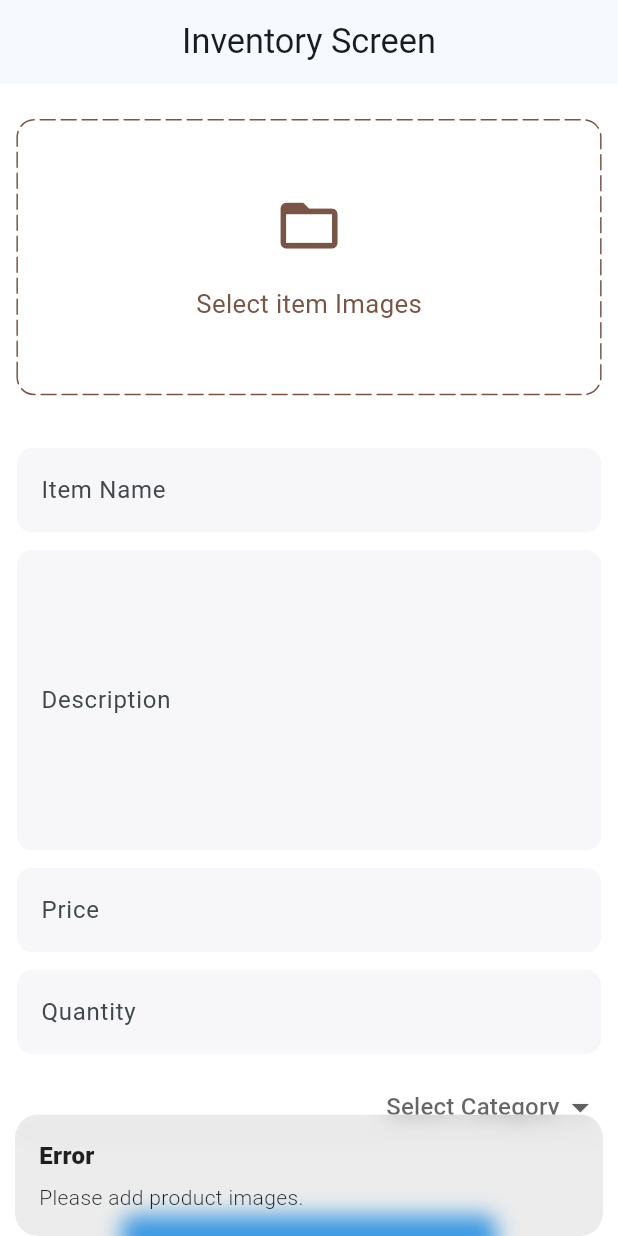
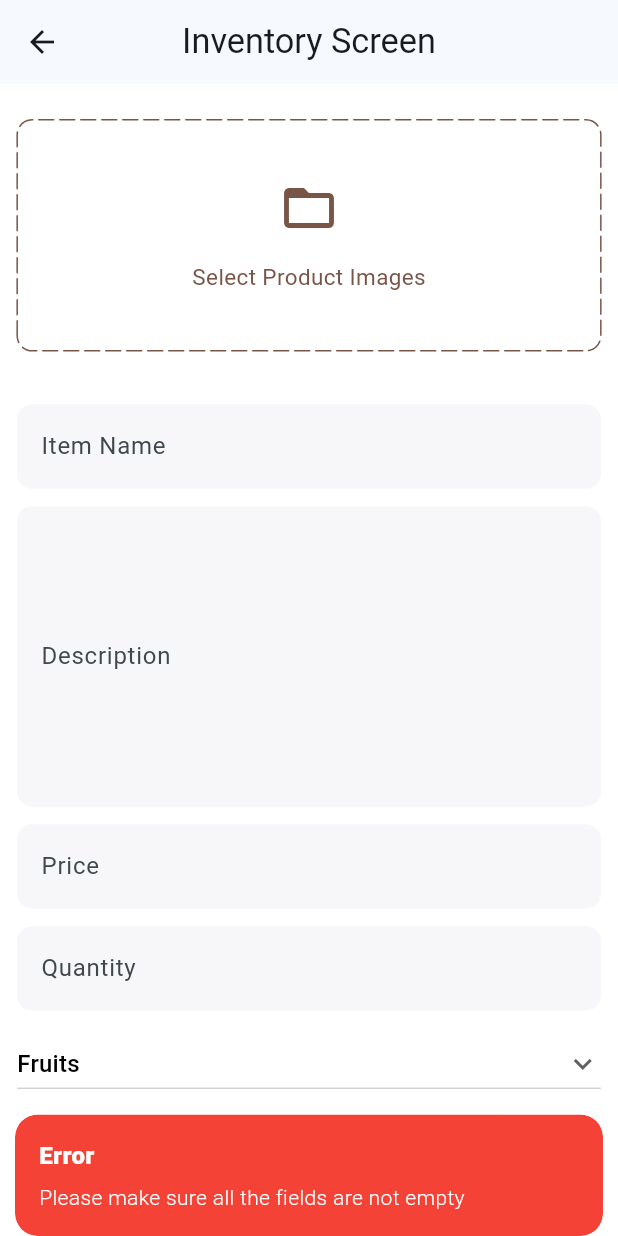
Before and after one commit to gullhassan23/WholesaleGrocassryStore, a Flutter app: the InventoryScreen screen opened directly, after a tap on "Add to stock", on a phone screen of 412 x 824 dp. Run offline on Flutter 3.47's test engine with Material 3 defaults, Android fonts, the light colour scheme and no system bars; drawn by our look-alikes of dotted_border; our stand-ins replace carousel_slider, cloud_firestore, firebase_auth, firebase_core, firebase_storage, flutter_screenutil and 5 more; missing offline and left inert: bcrypt; accounts and stored records are empty.

Commit message:
stock-Screen

```diff
--- /dev/null
+++ b/wholesaleapp/lib/Controllers/ItemController.dart
@@ -0,0 +1,127 @@
+import 'dart:typed_data';
+
+import 'package:cloud_firestore/cloud_firestore.dart';
+
+import 'package:flutter/material.dart';
+import 'package:get/get.dart';
+import 'package:wholesaleapp/MODELS/ItemModel.dart';
+import 'package:wholesaleapp/helper/cloudResources/CloudMethod.dart';
+
+class ItemController extends GetxController {
+  RxList<ItemModel> items = <ItemModel>[].obs;
+  RxList<ItemModel> itemsSearch = <ItemModel>[].obs;
+  RxString addToDBStatus = ''.obs;
+  RxString query = ''.obs;
+  RxString id = ''.obs;
+
+  @override
+  void onInit() {
+    super.onInit();
+    WidgetsBinding.instance.addPostFrameCallback((_) {
+      fetchProductData();
+      findById(id);
+      searchProduct(query); // Ensure this is an RxString
+    });
+  }
+
+  ItemModel findById(id) {
+    return items.firstWhere((product) => product.uid == id,
+        orElse: () => ItemModel(createdAT: DateTime.now()));
+  }
+
+  Future<void> fetchProductData() async {
+    try {
+      QuerySnapshot snapshot =
+          await FirebaseFirestore.instance.collection('Items').get();
+      if (snapshot.docs.isNotEmpty) {
+        items.clear();
+        for (var doc in snapshot.docs) {
+          Map<String, dynamic> data = doc.data() as Map<String, dynamic>;
+          ItemModel item = ItemModel.fromMap(data);
+          items.add(item);
+        }
+        print("Products fetched successfully: ${items.length}");
+      } else {
+        print("No products found in the database.");
+      }
+    } catch (e) {
+      Get.snackbar('Error', e.toString());
+      print("Error fetching product data: $e");
+    }
+  }
+
+  void fetchProductsByCategory(String category) async {
+    try {
+      final querySnapshot = await FirebaseFirestore.instance
+          .collection('Items')
+          .where('type', isEqualTo: category)
+          .get();
+
+      items.value = querySnapshot.docs.map((doc) {
+        return ItemModel(
+          createdAT: DateTime.now(),
+          uid: doc.id,
+          itemName: doc['productName'],
+          type: doc['type'],
+          cost: doc['cost'].toDouble(),
+          imageUrls: List<String>.from(doc['imageUrls']),
+        );
+      }).toList();
+    } catch (e) {
+      print('Error fetching products: $e');
+    }
+  }
+
+  Future<String> productToFirestore({
+    String type = '',
+    String quantity = '',
+    required String productName,
+    required String rawCost,
+    required String description,
+    required List<Uint8List> images,
+  }) async {
+    try {
+      // Parse quantity and check for errors
+
+      try {} catch (e) {
+        addToDBStatus.value = "Invalid quantity: must be an integer.";
+        return "Invalid quantity: must be an integer.";
+      }
+
+      // Upload product to the database
+      String status = await cloud().uploadProductToDatabase(
+          quantity: quantity,
+          productName: productName,
+          description: description,
+          rawCost: rawCost,
+          type: type,
+          imageFiles: images);
+
+      // Update status based on the result
+      if (status == "success") {
+        addToDBStatus.value = "Product added to cart successfully";
+        fetchProductData(); // Refresh the cart items after adding
+      } else {
+        addToDBStatus.value = status;
+      }
+      return status;
+    } catch (e) {
+      // Log and return the error
+      addToDBStatus.value = "Error: ${e.toString()}";
+      return "Error: ${e.toString()}";
+    }
+  }
+
+  Future<void> searchProduct(RxString query) async {
+    if (query.value.isEmpty) {
+      itemsSearch.clear();
+    } else {
+      itemsSearch.value = items
+          .where((product) => product.itemName
+              .toLowerCase()
+              .contains(query.value.toLowerCase()))
+          .toList();
+    }
+    update(['search']);
+  }
+}
--- /dev/null
+++ b/wholesaleapp/lib/MODELS/ItemModel.dart
@@ -0,0 +1,60 @@
+import 'package:cloud_firestore/cloud_firestore.dart';
+
+class ItemModel {
+  String uid;
+  String type;
+  String itemName;
+  double cost;
+  String description;
+  String quantity;
+  DateTime createdAT;
+  List<String> imageUrls;
+
+  ItemModel({
+    this.uid = '',
+    this.type = '',
+    this.itemName = '',
+    this.cost = 0.0,
+    this.description = '',
+    this.quantity = '',
+    required this.createdAT,
+    this.imageUrls = const [],
+  });
+
+  factory ItemModel.fromMap(Map<String, dynamic> data) {
+    // Handle createdAT field as either a Timestamp or an int
+    DateTime createdAt;
+    if (data['createdAT'] is Timestamp) {
+      createdAt = (data['createdAT'] as Timestamp).toDate();
+    } else if (data['createdAT'] is int) {
+      createdAt = DateTime.fromMillisecondsSinceEpoch(data['createdAT']);
+    } else {
+      createdAt = DateTime.now(); // Default value if neither type is matched
+    }
+
+    return ItemModel(
+      uid: data['uid'] ?? '',
+      type: data['type'] ?? '',
+      itemName: data['itemName'] ?? '',
+      cost: (data['cost'] ?? 0).toDouble(),
+      description: data['description'] ?? '',
+      quantity: data['quantity'] ?? '',
+      createdAT: createdAt,
+      imageUrls: List<String>.from(data['imageUrls'] ?? []),
+    );
+  }
+
+  Map<String, dynamic> toMap() {
+    return {
+      'uid': uid,
+      'type': type,
+
+      'itemName': itemName,
+      'cost': cost,
+      'description': description,
+      'quantity': quantity,
+      'createdAT': createdAT,
+      'imageUrls': imageUrls,
+    };
+  }
+}
--- a/wholesaleapp/lib/helper/cloudResources/CloudMethod.dart
+++ b/wholesaleapp/lib/helper/cloudResources/CloudMethod.dart
@@ -1,11 +1,10 @@
+import 'dart:convert';
 import 'dart:typed_data';
 import 'package:cloud_firestore/cloud_firestore.dart';
 import 'package:firebase_auth/firebase_auth.dart';
 import 'package:firebase_storage/firebase_storage.dart';
+import 'package:wholesaleapp/MODELS/ItemModel.dart';
 import 'package:wholesaleapp/MODELS/PicModel.dart';
-
-
-
 
 class cloud {
   FirebaseFirestore firebaseFirestore = FirebaseFirestore.instance;
@@ -23,15 +22,14 @@ class cloud {
     return task.ref.getDownloadURL();
   }
 
-
-  Future<String> uploadImageToDatabase(
-      {required Uint8List image, required String uid}) async {
-    Reference storageRef =
-        FirebaseStorage.instance.ref().child("products").child(uid);
-    UploadTask uploadToask = storageRef.putData(image);
-    TaskSnapshot task = await uploadToask;
-    return task.ref.getDownloadURL();
-  }
+  // Future<String> uploadImageToDatabase(
+  //     {required Uint8List image, required String uid}) async {
+  //   Reference storageRef =
+  //       FirebaseStorage.instance.ref().child("Items").child(uid);
+  //   UploadTask uploadTask = storageRef.putData(image);
+  //   TaskSnapshot task = await uploadTask;
+  //   return task.ref.getDownloadURL();
+  // }
 
 // profilePic
   Future<String> ProfilePic({
@@ -43,16 +41,116 @@ class cloud {
     String url = await uploadProfileToStorage(file, false, currentUser.uid);
     Pic pic = Pic(id: currentUser.uid, photoUrl: url);
     await firebaseFirestore
-        .collection("users")
+        .collection("Distributor")
         .doc(currentUser.uid)
         .update(pic.toJson());
     print(url);
     return url;
   }
 
+  Future<String> uploadProductToDatabase({
+    required String type,
+    required List<Uint8List> imageFiles, // List of Uint8List images
+    required String productName,
+    required String rawCost,
+    required description,
+    required String quantity,
+  }) async {
+    description = description.trim();
+    productName = productName.trim();
+    rawCost = rawCost.trim();
+    String output = "Something went wrong";
 
+    if (imageFiles.isNotEmpty &&
+        quantity.isNotEmpty &&
+        type.isNotEmpty &&
+        productName.isNotEmpty &&
+        rawCost.isNotEmpty) {
+      try {
+        // Create a new document ID
+        String docid = firebaseFirestore.collection("Items").doc().id;
 
+        // Convert images to Base64 strings
+        List<String> base64Images = imageFiles.map((image) {
+          return base64Encode(image);
+        }).toList();
 
+        // Parse the raw cost to a double
+        double cost = double.parse(rawCost);
 
+        // Create the item model
+        ItemModel item = ItemModel(
+          type: type,
+          quantity: quantity,
+          createdAT: DateTime.now(),
+          uid: docid,
+          imageUrls: base64Images, // Store Base64 strings
+          itemName: productName,
+          cost: cost,
+          description: description,
+        );
 
+        // Save the item to Firestore
+        await firebaseFirestore
+            .collection("Items")
+            .doc(docid)
+            .set(item.toMap());
+
+        output = "success";
+      } catch (e) {
+        output = e.toString();
+      }
+    } else {
+      output = "Please make sure all the fields are not empty";
+    }
+
+    return output;
+  }
+
+//  Future<String> uploadProductToDatabase({
+//   required String type,
+//   required List<Uint8List> imageUrls, // Image URLs directly passed
+//   required String productName,
+//   required String rawCost,
+//   required description,
+//   required String quantity,
+// }) async {
+//   description = description.trim();
+//   productName = productName.trim();
+//   rawCost = rawCost.trim();
+//   String output = "Something went wrong";
+
+//   if (imageUrls.isNotEmpty &&
+//       quantity.isNotEmpty &&
+//       type.isNotEmpty &&
+//       productName.isNotEmpty &&
+//       rawCost.isNotEmpty) {
+//     try {
+//       String docid = firebaseFirestore.collection("Items").doc().id;
+//       double cost = double.parse(rawCost);
+
+//       ItemModel item = ItemModel(
+//           type: type,
+//           quantity: quantity,
+//           createdAT: DateTime.now(),
+//           uid: docid,
+//           imageUrls: imageUrls,
+//           itemName: productName,
+//           cost: cost,
+//           description: description);
+
+//       await firebaseFirestore
+//           .collection("Items")
+//           .doc(docid)
+//           .set(item.toMap());
+//       output = "success";
+//     } catch (e) {
+//       output = e.toString();
+//     }
+//   } else {
+//     output = "Please make sure all the fields are not empty";
+//   }
+
+//   return output;
+// }
 }
--- a/wholesaleapp/lib/helper/constant/images_resource.dart
+++ b/wholesaleapp/lib/helper/constant/images_resource.dart
@@ -1,3 +1,4 @@
+import 'dart:math';
 import 'dart:typed_data';
 
 import 'package:image_picker/image_picker.dart';
@@ -12,6 +13,10 @@ class ImagesResource {
   static const String ALERT_ICON = "assets/icons/alert_icon.svg";
   static const String LOGIN_ICON = "assets/lottie/login.json";
   static const String SPLASH = "assets/lottie/splash.json";
+
+  String getUid() {
+    return (100000 + Random().nextInt(10000)).toString();
+  }
 
 Future<List<Uint8List>> pickproducts() async {
   final ImagePicker _picker = ImagePicker();
--- a/wholesaleapp/lib/main.dart
+++ b/wholesaleapp/lib/main.dart
@@ -2,7 +2,7 @@ import 'package:firebase_core/firebase_core.dart';
 import 'package:flutter/material.dart';
 import 'package:flutter_screenutil/flutter_screenutil.dart';
 import 'package:get/get.dart';
-import 'package:wholesaleapp/screens/splashScreen/splash_screen.dart';
+import 'package:wholesaleapp/screens/homeScreen/AdminHome.dart';
 
 import 'helper/constant/colors_resource.dart';
 import 'helper/utils/svg_utils.dart';
@@ -33,8 +33,7 @@ class MyApp extends StatelessWidget {
                   ColorScheme.fromSeed(seedColor: ColorsResource.PRIMARY_COLOR),
               useMaterial3: true,
             ),
-          home: const SplashScreen(),
-        );
+            home: AdminHome());
       },
     );
   }
--- a/wholesaleapp/lib/screens/homeScreen/AdminHome.dart
+++ b/wholesaleapp/lib/screens/homeScreen/AdminHome.dart
@@ -3,6 +3,7 @@ import 'package:flutter_screenutil/flutter_screenutil.dart';
 import 'package:get/get.dart';
 import 'package:wholesaleapp/Controllers/AdminController.dart';
 import 'package:wholesaleapp/screens/homeScreen/InventoryScreen.dart';
+import 'package:wholesaleapp/screens/homeScreen/StockScreen.dart';
 
 class AdminHome extends StatelessWidget {
   const AdminHome({super.key});
@@ -64,6 +65,7 @@ class AdminHome extends StatelessWidget {
                       title: "Stock",
                       icon: Icons.storage,
                       onTap: () {
+                        Get.to(() => StockScreen());
                         // Navigate to Stock Screen
                       },
                     ),
--- a/wholesaleapp/lib/screens/homeScreen/InventoryScreen.dart
+++ b/wholesaleapp/lib/screens/homeScreen/InventoryScreen.dart
@@ -5,6 +5,7 @@ import "package:dotted_border/dotted_border.dart";
 import 'package:flutter_screenutil/flutter_screenutil.dart';
 import 'package:get/get.dart';
 import 'package:wholesaleapp/Controllers/AdminController.dart';
+import 'package:wholesaleapp/Controllers/ItemController.dart';
 import 'package:wholesaleapp/helper/constant/images_resource.dart';
 import 'package:wholesaleapp/widgets/customButton.dart';
 import 'package:wholesaleapp/widgets/custom_text_field.dart';
@@ -18,20 +19,27 @@ class InventoryScreen extends StatefulWidget {
 }
 
 class _InventoryScreenState extends State<InventoryScreen> {
+  final ItemController itemController = ItemController();
   final TextEditingController productNameController = TextEditingController();
   final TextEditingController descriptionController = TextEditingController();
   final TextEditingController priceController = TextEditingController();
   final TextEditingController quantityController = TextEditingController();
   final Admincontroller adminController = Get.put(Admincontroller());
 
-  List<Uint8List> images = [];
-  String? selectedCategory;
-  String? selectedSubCategory;
+  // Change to store a single image
+  List<Uint8List> image = [];
 
-  final Map<String, List<String>> categories = {
-    'Frozen': ['Fruits', 'Vegetables', 'Meat'],
-    'UnFrozen': ['Fruits', 'Vegetables', 'Meat'],
-  };
+  String category = 'Fruits';
+  List<String> productCategories = [
+    'Fruits',
+    'Vegitables',
+    'MEAT',
+    'Grocessary',
+    'Beverages',
+    'Cleaner',
+    'Dry-Fruits',
+    'Frozen'
+  ];
 
   @override
   void dispose() {
@@ -42,19 +50,19 @@ class _InventoryScreenState extends State<InventoryScreen> {
     super.dispose();
   }
 
-  void selectImages() async {
+  void selectImage() async {
     try {
       var res = await ImagesResource().pickproducts();
       if (res.isNotEmpty) {
         setState(() {
-          images = res;
+          image = res; // Store only the first image
         });
       } else {
-        Get.snackbar('No Images Selected', 'Please select images to proceed.',
+        Get.snackbar('No Image Selected', 'Please select an image to proceed.',
             snackPosition: SnackPosition.BOTTOM);
       }
     } catch (e) {
-      Get.snackbar('Error', 'Failed to pick images: $e',
+      Get.snackbar('Error', 'Failed to pick image: $e',
           snackPosition: SnackPosition.BOTTOM);
     }
   }
@@ -64,7 +72,6 @@ class _InventoryScreenState extends State<InventoryScreen> {
     return Scaffold(
       appBar: AppBar(
         surfaceTintColor: Colors.white,
-        automaticallyImplyLeading: false,
         centerTitle: true,
         title: GestureDetector(
           onTap: () {},
@@ -78,53 +85,60 @@ class _InventoryScreenState extends State<InventoryScreen> {
             child: Column(
               children: [
                 SizedBox(height: 20.h),
-                images.isNotEmpty
+                // Display the single image if picked
+
+                image.isNotEmpty
                     ? CarouselSlider(
-                        items: images.map((i) {
+                        items: image.map(
+                          (i) {
                             return Builder(
                               builder: (BuildContext context) => Image.memory(
                                 i,
                                 fit: BoxFit.cover,
-                              height: 200.h,
+                                height: 200,
                               ),
                             );
-                        }).toList(),
+                          },
+                        ).toList(),
                         options: CarouselOptions(
                           viewportFraction: 1,
-                          height: 200.h,
+                          height: 200,
                         ),
                       )
                     : GestureDetector(
-                        onTap: selectImages,
+                        onTap: selectImage,
                         child: DottedBorder(
                             color: Colors.brown,
                             borderType: BorderType.RRect,
-                          radius: Radius.circular(10.r),
+                            radius: Radius.circular(10),
                             dashPattern: [10, 4],
                             strokeCap: StrokeCap.round,
                             child: Container(
                               width: double.infinity,
-                            height: 150.h,
+                              height: 150,
                               decoration: BoxDecoration(
-                              borderRadius: BorderRadius.circular(10.r),
-                            ),
+                                  borderRadius: BorderRadius.circular(10)),
                               child: Column(
                                 mainAxisAlignment: MainAxisAlignment.center,
                                 children: [
-                                Icon(Icons.folder_open,
-                                    color: Colors.brown, size: 40.sp),
-                                SizedBox(height: 15.h),
+                                  Icon(
+                                    Icons.folder_open,
+                                    color: Colors.brown,
+                                    size: 40,
+                                  ),
+                                  SizedBox(
+                                    height: 15,
+                                  ),
                                   Text(
-                                  "Select item Images",
+                                    "Select Product Images",
                                     style: TextStyle(
-                                    fontSize: 15.sp,
+                                      fontSize: 15,
                                       color: Colors.brown,
                                     ),
                                   )
                                 ],
                               ),
-                          ),
-                        ),
+                            )),
                       ),
                 SizedBox(height: 30.h),
                 CustomTextFormField(
@@ -154,68 +168,62 @@ class _InventoryScreenState extends State<InventoryScreen> {
                 SizedBox(height: 10.h),
                 SizedBox(
                     width: double.infinity,
-                  child: DropdownButton<String>(
-                    value: selectedCategory,
+                    child: DropdownButton(
                       isExpanded: true,
-                    hint: Text('Select Category',
-                        style: TextStyle(fontSize: 14.sp)),
-                    items: categories.keys.map((String category) {
-                      return DropdownMenuItem<String>(
+                      dropdownColor: Color(0xfff2f2f2),
                       value: category,
-                        child:
-                            Text(category, style: TextStyle(fontSize: 14.sp)),
+                      icon: Icon(Icons.keyboard_arrow_down),
+                      items: productCategories.map((String item) {
+                        return DropdownMenuItem(
+                          child: Text(
+                            item,
+                            style: TextStyle(
+                              color: Colors.black,
+                            ),
+                          ),
+                          value: item,
                         );
                       }).toList(),
-                    onChanged: (value) {
+                      onChanged: (String? newVal) {
+                        if (newVal != null) {
                           setState(() {
-                        selectedCategory = value;
-                        selectedSubCategory = null;
+                            category = newVal;
                           });
+                        }
                       },
-                    icon: Icon(Icons.arrow_drop_down, size: 24.sp),
-                    alignment: AlignmentDirectional.centerEnd,
-                  ),
-                ),
-                SizedBox(height: 20.h),
-                if (selectedCategory != null &&
-                    categories[selectedCategory] != null)
-                  SizedBox(
-                    width: double.infinity,
-                    child: DropdownButton<String>(
-                      value: selectedSubCategory,
-                      isExpanded: true,
-                      hint: Text('Select Subcategory',
-                          style: TextStyle(fontSize: 14.sp)),
-                      items: categories[selectedCategory]!
-                          .map((String subCategory) {
-                        return DropdownMenuItem<String>(
-                          value: subCategory,
-                          child: Text(subCategory,
-                              style: TextStyle(fontSize: 14.sp)),
-                        );
-                      }).toList(),
-                      onChanged: (value) {
-                        setState(() {
-                          selectedSubCategory = value;
-                        });
-                      },
-                      icon: Icon(Icons.arrow_drop_down, size: 24.sp),
-                      alignment: AlignmentDirectional.centerEnd,
-                    ),
-                  ),
+                    )),
                 SizedBox(height: 20.h),
                 CustomButton(
                     text: "Add to stock",
                     ontap: () async {
-                    if (images.isEmpty) {
-                      Get.snackbar('Error', 'Please add product images.',
-                          snackPosition: SnackPosition.BOTTOM);
-                      return;
+                      String output = await itemController.productToFirestore(
+                        type: category,
+                        quantity: quantityController.text,
+                        productName: productNameController.text,
+                        rawCost: priceController.text,
+                        description: descriptionController.text,
+                        images: image, // Pass single image in list
+                      );
+                      if (output == "success") {
+                        Get.snackbar(
+                          "Posted Item", // Title
+                          output, // Message
+                          snackPosition: SnackPosition.BOTTOM,
+                          backgroundColor: Colors.red,
+                          colorText: Colors.white,
+                          duration: Duration(seconds: 3),
+                        );
+                      } else {
+                        Get.snackbar(
+                          "Error", // Title
+                          output, // Message
+                          snackPosition: SnackPosition.BOTTOM,
+                          backgroundColor: Colors.red,
+                          colorText: Colors.white,
+                          duration: Duration(seconds: 3),
+                        );
                       }
-                    Get.snackbar('Success', 'Product posted successfully!',
-                        snackPosition: SnackPosition.BOTTOM);
-                  },
-                ),
+                    }),
                 SizedBox(
                   height: 10.h,
                 )
--- a/wholesaleapp/lib/widgets/custom_text_field.dart
+++ b/wholesaleapp/lib/widgets/custom_text_field.dart
@@ -4,6 +4,7 @@ import '../helper/constant/colors_resource.dart';
 
 class CustomTextFormField extends StatelessWidget {
   final String text;
+  final String hint;
   final TextEditingController? controller;
   final FormFieldValidator<String>? validator;
   final Widget? suffixIcon;
@@ -14,8 +15,9 @@ class CustomTextFormField extends StatelessWidget {
       {super.key,
       required this.text,
       this.controller,
+      this.hint = "",
       this.validator,
-      this.lines=1,
+      this.lines = 1,
       this.suffixIcon,
       this.obscureText});
 
```
Also changed, not shown: wholesaleapp/lib/Controllers/AdminController.dart (+11 -0 lines), wholesaleapp/lib/screens/homeScreen/StockScreen.dart (added, +102 -0 lines), wholesaleapp/lib/widgets/TextForm.dart (added, +55 -0 lines). Lines whose indentation alone changed are shown as unchanged.
